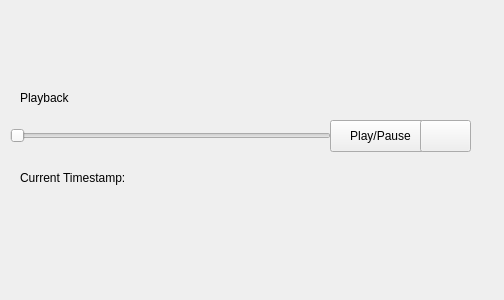
Above: rena/ui/PlayBackWidget.ui from PhysioLabXR/PhysioLabXR-Community before the change. Below: the same form after it.
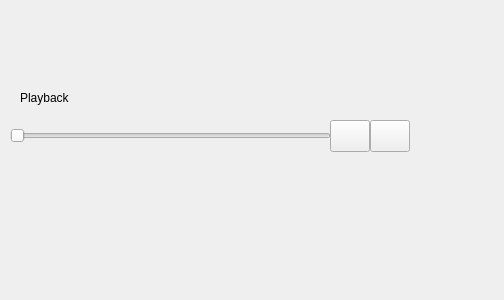
That is the form after the change. Icons and pictures are not drawn.

Commit message: [WIP] working on play pause button toggling in the playback widget

Patch:
```diff
--- a/rena/ui/PlayBackWidget.ui
+++ b/rena/ui/PlayBackWidget.ui
@@ -44,20 +44,30 @@
     <rect>
      <x>330</x>
      <y>120</y>
-     <width>101</width>
+     <width>40</width>
      <height>32</height>
     </rect>
    </property>
    <property name="text">
-    <string>Play/Pause</string>
+    <string/>
+   </property>
+   <property name="icon">
+    <iconset>
+     <normaloff>../../media/icons/play.png</normaloff>../../media/icons/play.png</iconset>
+   </property>
+   <property name="checkable">
+    <bool>false</bool>
+   </property>
+   <property name="checked">
+    <bool>false</bool>
    </property>
   </widget>
   <widget class="QPushButton" name="stopButton">
    <property name="geometry">
     <rect>
-     <x>420</x>
+     <x>370</x>
      <y>120</y>
-     <width>51</width>
+     <width>40</width>
      <height>32</height>
     </rect>
    </property>
@@ -69,19 +79,6 @@
      <normaloff>../../media/icons/stop.png</normaloff>../../media/icons/stop.png</iconset>
    </property>
   </widget>
-  <widget class="QLabel" name="label_2">
-   <property name="geometry">
-    <rect>
-     <x>20</x>
-     <y>170</y>
-     <width>141</width>
-     <height>16</height>
-    </rect>
-   </property>
-   <property name="text">
-    <string>Current Timestamp:</string>
-   </property>
-  </widget>
  </widget>
  <resources/>
  <connections/>
```
The commit also changes 3 other files.
